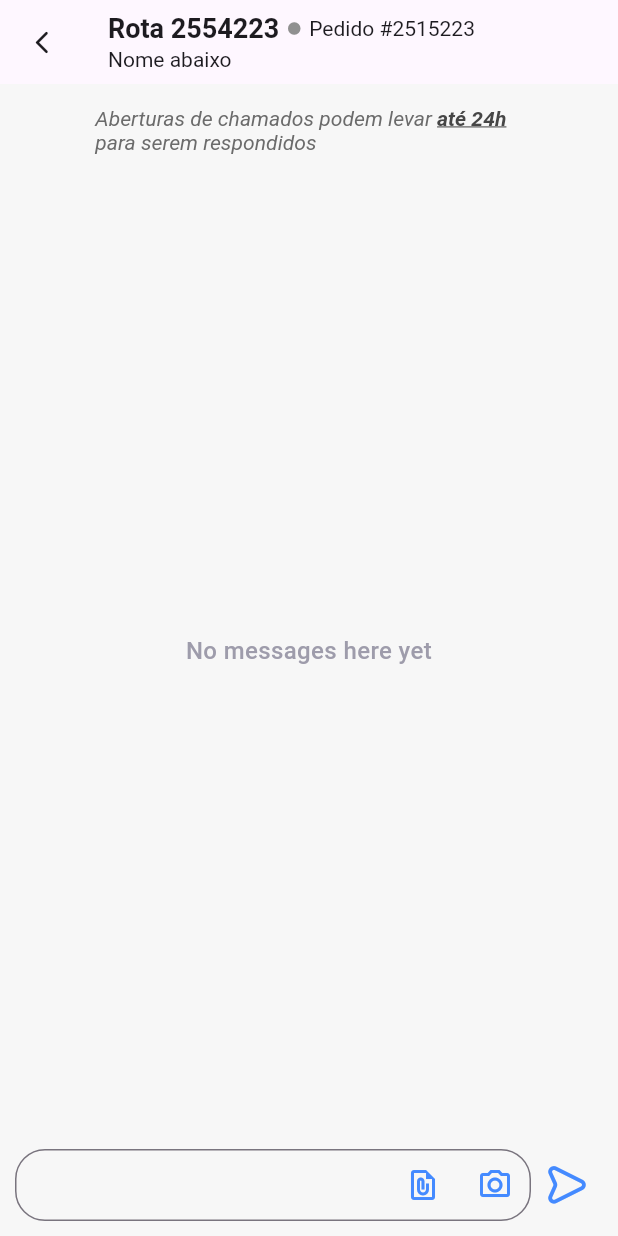
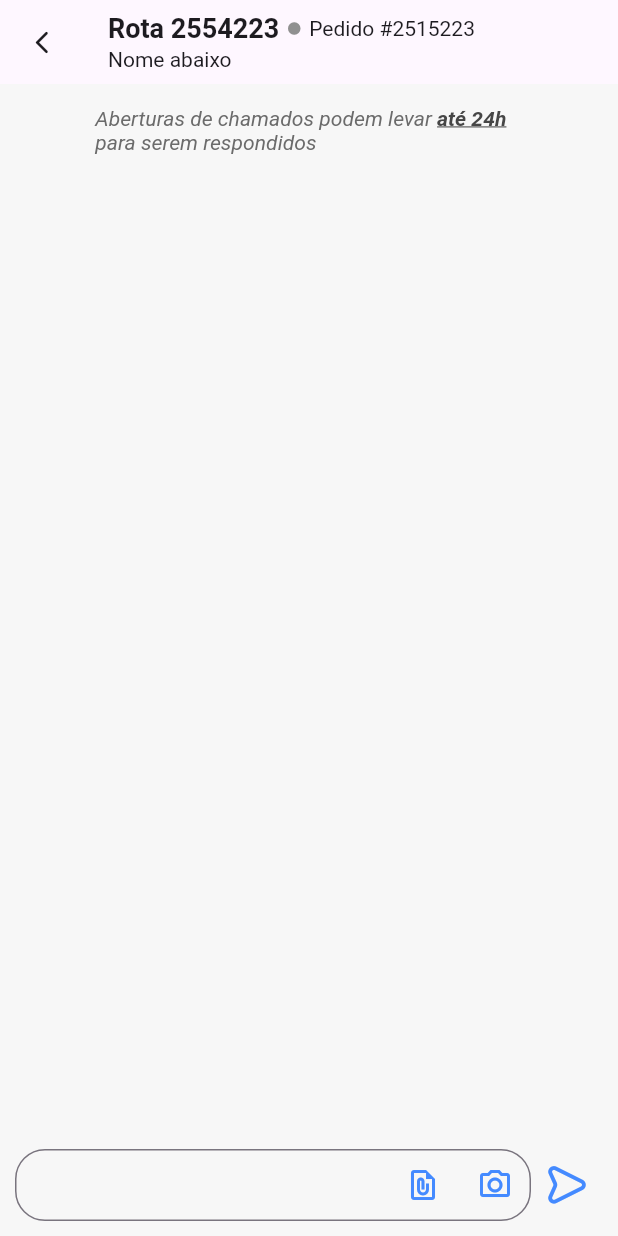
Before and after one commit to leonanmar886/flutter_chat, a Flutter app: the screen it shows after launch, on a phone screen of 412 x 824 dp. Run offline on Flutter 3.47's test engine with Material 3 defaults, Android fonts, the phone set to English and light mode, and no system bars; our stand-ins replace bubble, file_picker, flutter_chat_types, flutter_chat_ui, image_picker, open_filex.

Commit message:
last change in side project

```diff
--- a/lib/main.dart
+++ b/lib/main.dart
@@ -114,6 +114,7 @@ class _MyHomePageState extends State<MyHomePage> {
                   user: _user,
                   bubbleBuilder: _bubbleBuilder,
                   customDateHeaderText: customDateHeaderText,
+                  emptyState: Container(),
                   customBottomWidget: ChatInputField(
                     handleSendPressed: _handleSendPressed,
                     handleFileSelection: () {
```
